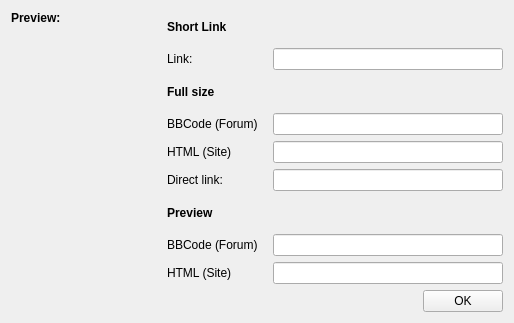
Above: imageshackuploader.ui from abodnyaUA/qimageviewer before the change. Below: the same form after it.
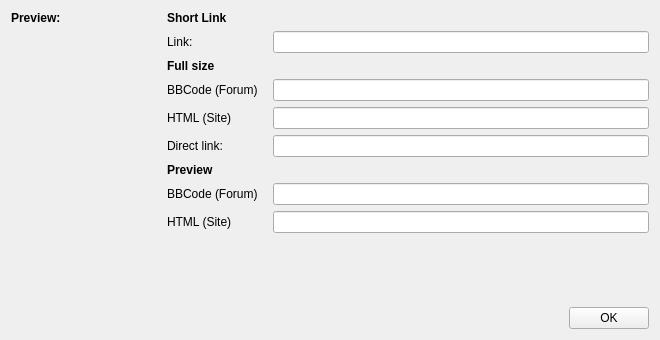
That is the form after the change. Icons and pictures are not drawn.

Patch:
```diff
--- a/imageshackuploader.ui
+++ b/imageshackuploader.ui
@@ -6,8 +6,8 @@
    <rect>
     <x>0</x>
     <y>0</y>
-    <width>514</width>
-    <height>323</height>
+    <width>660</width>
+    <height>340</height>
    </rect>
   </property>
   <property name="windowTitle">
@@ -17,7 +17,7 @@
    <iconset resource="resources.qrc">
     <normaloff>:/res/imageshack.png</normaloff>:/res/imageshack.png</iconset>
   </property>
-  <layout class="QHBoxLayout" name="horizontalLayout_8">
+  <layout class="QHBoxLayout" name="horizontalLayout">
    <item>
     <layout class="QVBoxLayout" name="verticalLayout">
      <item>
@@ -70,6 +70,8 @@
    <item>
     <layout class="QVBoxLayout" name="verticalLayout_2">
      <item>
+      <layout class="QFormLayout" name="formLayout">
+       <item row="0" column="0">
       <widget class="QLabel" name="label_2">
        <property name="font">
         <font>
@@ -82,9 +84,7 @@
        </property>
       </widget>
      </item>
-     <item>
-      <layout class="QHBoxLayout" name="horizontalLayout">
-       <item>
+       <item row="1" column="0">
         <widget class="QLabel" name="label_5">
          <property name="minimumSize">
           <size>
@@ -97,16 +97,14 @@
          </property>
         </widget>
        </item>
-       <item>
+       <item row="1" column="1">
         <widget class="QLineEdit" name="linkLineEdit">
          <property name="readOnly">
           <bool>true</bool>
          </property>
         </widget>
        </item>
-      </layout>
-     </item>
-     <item>
+       <item row="2" column="0">
       <widget class="QLabel" name="label_3">
        <property name="font">
         <font>
@@ -119,9 +117,7 @@
        </property>
       </widget>
      </item>
-     <item>
-      <layout class="QHBoxLayout" name="horizontalLayout_2">
-       <item>
+       <item row="3" column="0">
         <widget class="QLabel" name="label_4">
          <property name="minimumSize">
           <size>
@@ -134,18 +130,14 @@
          </property>
         </widget>
        </item>
-       <item>
+       <item row="3" column="1">
         <widget class="QLineEdit" name="fullForumsLineEdit">
          <property name="readOnly">
           <bool>true</bool>
          </property>
         </widget>
        </item>
-      </layout>
-     </item>
-     <item>
-      <layout class="QHBoxLayout" name="horizontalLayout_3">
-       <item>
+       <item row="4" column="0">
         <widget class="QLabel" name="label_6">
          <property name="minimumSize">
           <size>
@@ -158,18 +150,14 @@
          </property>
         </widget>
        </item>
-       <item>
+       <item row="4" column="1">
         <widget class="QLineEdit" name="fullSitesLineEdit">
          <property name="readOnly">
           <bool>true</bool>
          </property>
         </widget>
        </item>
-      </layout>
-     </item>
-     <item>
-      <layout class="QHBoxLayout" name="horizontalLayout_4">
-       <item>
+       <item row="5" column="0">
         <widget class="QLabel" name="label_7">
          <property name="minimumSize">
           <size>
@@ -182,16 +170,14 @@
          </property>
         </widget>
        </item>
-       <item>
+       <item row="5" column="1">
         <widget class="QLineEdit" name="fullDirectLineEdit">
          <property name="readOnly">
           <bool>true</bool>
          </property>
         </widget>
        </item>
-      </layout>
-     </item>
-     <item>
+       <item row="6" column="0">
       <widget class="QLabel" name="label_8">
        <property name="font">
         <font>
@@ -204,9 +190,7 @@
        </property>
       </widget>
      </item>
-     <item>
-      <layout class="QHBoxLayout" name="horizontalLayout_5">
-       <item>
+       <item row="7" column="0">
         <widget class="QLabel" name="label_9">
          <property name="minimumSize">
           <size>
@@ -219,18 +203,14 @@
          </property>
         </widget>
        </item>
-       <item>
+       <item row="7" column="1">
         <widget class="QLineEdit" name="thumbForumsLineEdit">
          <property name="readOnly">
           <bool>true</bool>
          </property>
         </widget>
        </item>
-      </layout>
-     </item>
-     <item>
-      <layout class="QHBoxLayout" name="horizontalLayout_6">
-       <item>
+       <item row="8" column="0">
         <widget class="QLabel" name="label_10">
          <property name="minimumSize">
           <size>
@@ -243,7 +223,7 @@
          </property>
         </widget>
        </item>
-       <item>
+       <item row="8" column="1">
         <widget class="QLineEdit" name="thumbsSitesLineEdit">
          <property name="readOnly">
           <bool>true</bool>
```
Lines whose indentation alone changed are shown as unchanged.
